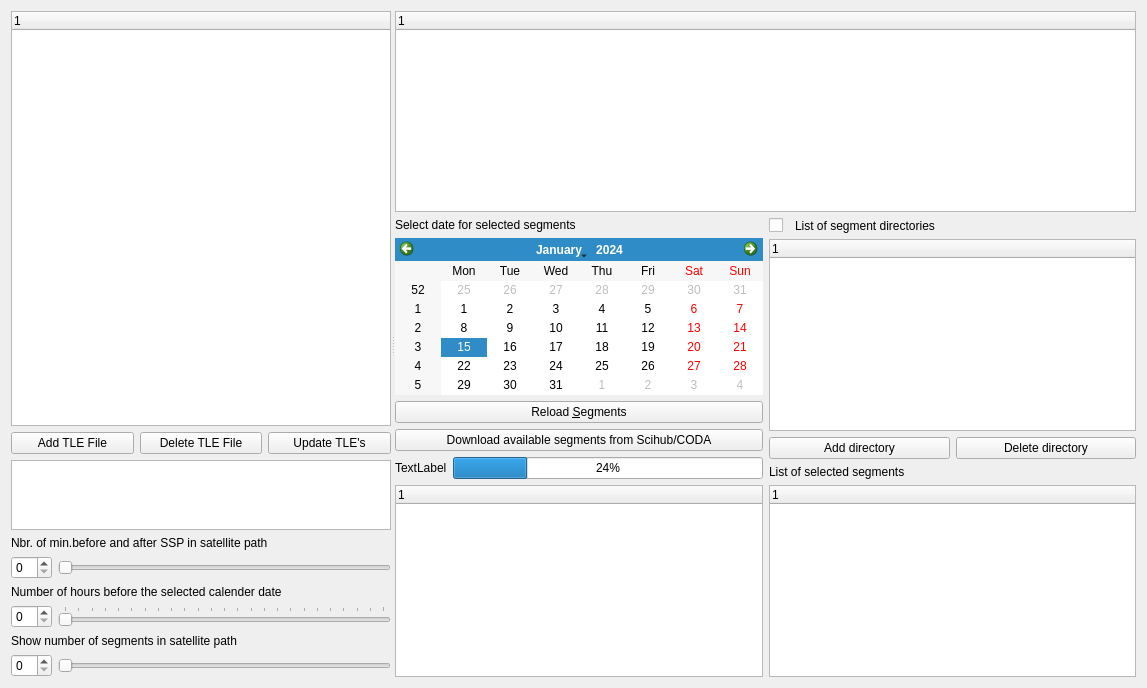
Old version of the form core/formephem.ui in the repository hvanruys/EUMETCastView.
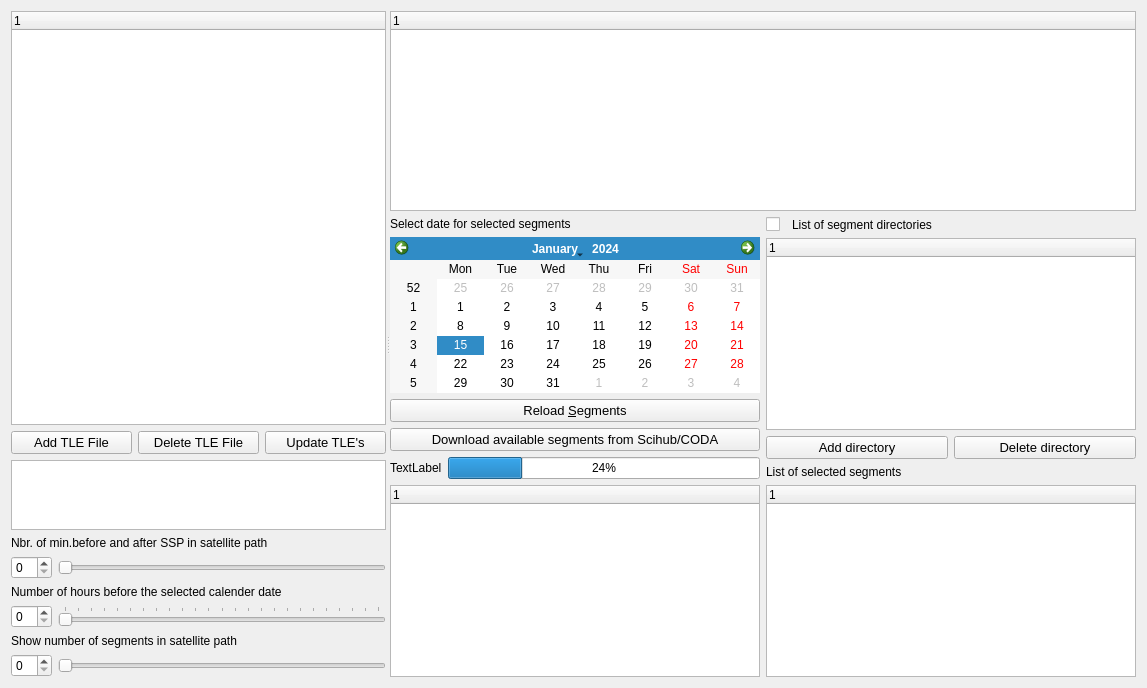
New version of the form.

Commit message: Change fonts for 4K screens.

What changed in the file:
```diff
--- a/core/formephem.ui
+++ b/core/formephem.ui
@@ -37,6 +37,11 @@
         <layout class="QHBoxLayout" name="horizontalLayout_7">
          <item>
           <widget class="QPushButton" name="btnAdd">
+           <property name="font">
+            <font>
+             <pointsize>10</pointsize>
+            </font>
+           </property>
            <property name="text">
             <string>Add TLE File</string>
            </property>
@@ -44,6 +49,11 @@
          </item>
          <item>
           <widget class="QPushButton" name="btnDel">
+           <property name="font">
+            <font>
+             <pointsize>10</pointsize>
+            </font>
+           </property>
            <property name="text">
             <string>Delete TLE File</string>
            </property>
@@ -51,6 +61,11 @@
          </item>
          <item>
           <widget class="QPushButton" name="btnUpdateTLE">
+           <property name="font">
+            <font>
+             <pointsize>10</pointsize>
+            </font>
+           </property>
            <property name="text">
             <string>Update TLE's</string>
            </property>
@@ -215,6 +230,11 @@
              </item>
              <item>
               <widget class="QPushButton" name="btnReload">
+               <property name="font">
+                <font>
+                 <pointsize>10</pointsize>
+                </font>
+               </property>
                <property name="text">
                 <string>Reload &amp;Segments</string>
                </property>
@@ -222,6 +242,11 @@
              </item>
              <item>
               <widget class="QPushButton" name="btnDownloadFromDatahub">
+               <property name="font">
+                <font>
+                 <pointsize>10</pointsize>
+                </font>
+               </property>
                <property name="text">
                 <string>Download available segments from Scihub/CODA</string>
                </property>
@@ -295,6 +320,11 @@
               <layout class="QHBoxLayout" name="horizontalLayout_5">
                <item>
                 <widget class="QPushButton" name="btnAddsegmentdir">
+                 <property name="font">
+                  <font>
+                   <pointsize>10</pointsize>
+                  </font>
+                 </property>
                  <property name="text">
                   <string>Add directory</string>
                  </property>
@@ -302,6 +332,11 @@
                </item>
                <item>
                 <widget class="QPushButton" name="btnDelsegmentdir">
+                 <property name="font">
+                  <font>
+                   <pointsize>10</pointsize>
+                  </font>
+                 </property>
                  <property name="text">
                   <string>Delete directory</string>
                  </property>
```
The commit also changes 9 other files.
